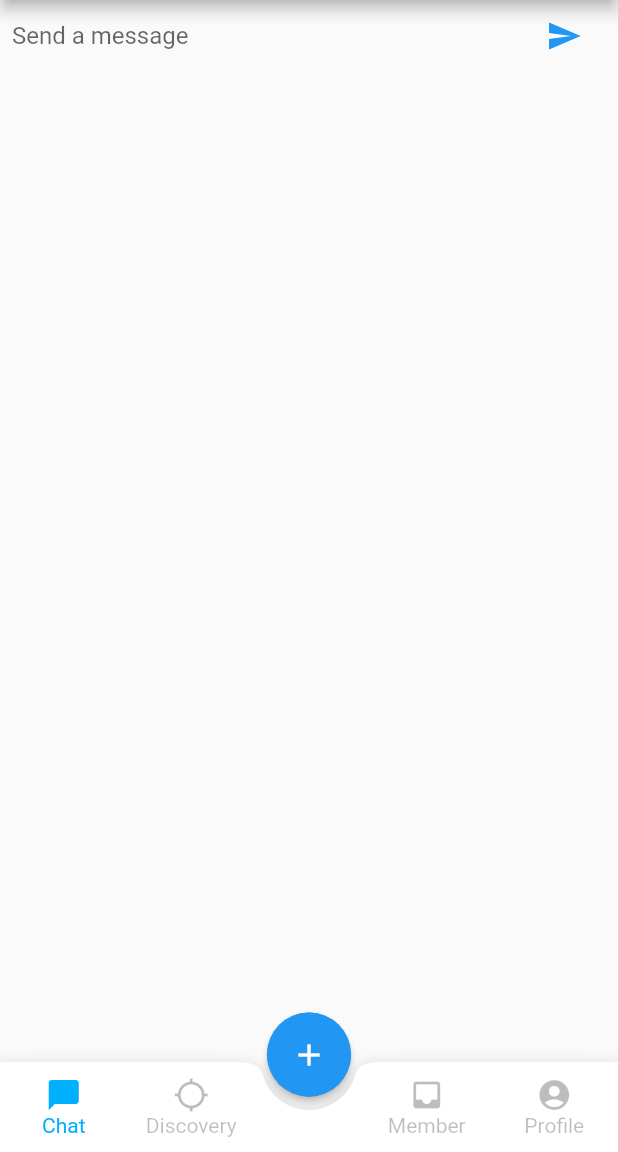
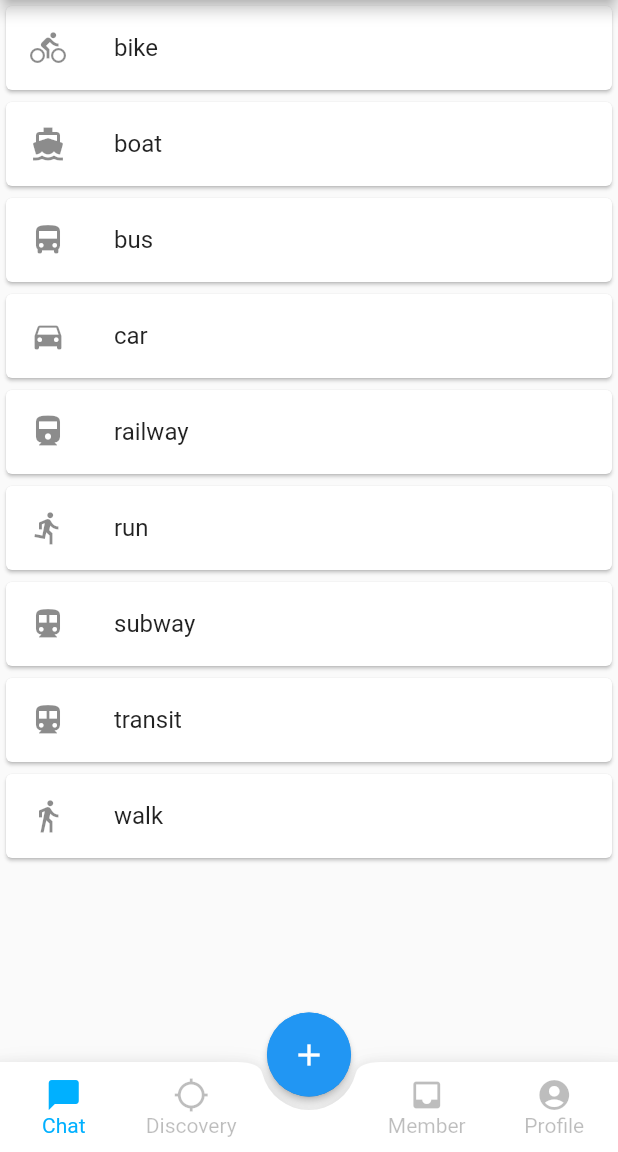
Before and after one commit to rhine-digital/Rhine, a Flutter app: the screen it shows after launch, on a phone screen of 412 x 824 dp, the part 84-1236 px from its top. Run offline on Flutter 3.47's test engine with Material 2 defaults, Android fonts, the phone set to English and light mode, and no system bars; our stand-ins replace font_awesome_flutter; missing offline and left inert: unicorndial.

Commit message:
Changes Chat Page
Make changes to Chat into List View and Created sample data for expermentation.

```diff
--- a/lib/src/views/chatscreen.dart
+++ b/lib/src/views/chatscreen.dart
@@ -11,7 +11,12 @@ class FABBottomAppBarItem {
   IconData iconData;
   String text;
 }
+class Data
+{
+  String title;
 
+  Data(List<String> titles);
+}
 class ChatScreen extends StatefulWidget {                     //modified
   ChatScreen({Key key, this.title}) : super(key: key);
 
@@ -20,48 +25,84 @@ class ChatScreen extends StatefulWidget {                     //modified
   State createState() => new ChatScreenState();                    //new
 }
 
+
 // Add/Modify the ChatScreenState class definition in chatscreen.dart - Fred
+
 
 class ChatScreenState extends State<ChatScreen> {
 
   //Store Definitions Here - Fred
-  void _handleSubmitted(String text)
-  {
-  _textController.clear();
-  }
 
-  @override
-  final TextEditingController _textController = new TextEditingController(); //new                                                        //new
+  @override                                                  //new
   Widget build(BuildContext context) {
 
     return Scaffold(
-      body: _buildTextComposer(),
-    );
+      body: _buildListView(context),
+      );
   }
-  Widget _buildTextComposer() {
-    return new IconTheme(                                            //new
-      data: new IconThemeData(color: Theme.of(context).accentColor), //new
-      child: new Container(                                     //modified
-        margin: const EdgeInsets.symmetric(horizontal: 8.0),
-        child: new Row(
-          children: <Widget>[
-            new Flexible(
-              child: new TextField(
-                controller: _textController,
-                onSubmitted: _handleSubmitted,
-                decoration: new InputDecoration.collapsed(
-                  hintText: "Send a message"),
+
+}
+  Widget _buildListView(BuildContext context) {
+
+      final titles = ['bike', 'boat', 'bus', 'car',
+      'railway', 'run', 'subway', 'transit', 'walk'];
+
+      final icons = [Icons.directions_bike, Icons.directions_boat,
+      Icons.directions_bus, Icons.directions_car, Icons.directions_railway,
+      Icons.directions_run, Icons.directions_subway, Icons.directions_transit,
+      Icons.directions_walk];
+     final data = Data(titles);
+      return ListView.builder(
+        itemCount: titles.length,
+        itemBuilder: (context, index) {
+          return Card( //                           <-- Card widget
+            child: ListTile(
+              leading: Icon(icons[index]),
+              title: Text(titles[index]),
+
+              onTap:()
+              {
+            Navigator.push(context,MaterialPageRoute(builder: (context) => SecondScreen(data:titles[index]),));
+              },
+
+            ),
+
+          );
+        },
+      );
+}
+
+void _navigateToSecondScreen(BuildContext context) {
+
+              Navigator.push(
+            context,
+            MaterialPageRoute(
+              builder: (context) => SecondScreen(data:titles[index]),
+            ));
+
+          }
+
+class SecondScreen extends StatelessWidget {
+  @override
+    final String data;
+    SecondScreen({Key key, @required this.data}) : super(key: key);
+      Widget build(BuildContext context) {
+        return Scaffold(
+          body: Center(
+            child: RaisedButton(
+              child: Text(
+                data,
+                style: TextStyle(fontSize: 24),
               ),
+              onPressed: () {
+                _goBackToFirstScreen(context);
+              },
             ),
-            new Container(                                                 //new
-              margin: new EdgeInsets.symmetric(horizontal: 4.0),           //new
-              child: new IconButton(                                       //new
-                icon: new Icon(Icons.send),                                //new
-                onPressed: () => _handleSubmitted(_textController.text)),  //new
-            ),
-          ],
-        ),
-      )
-    );
-  }
-}
+          ),
+        );
+      }
+
+      void _goBackToFirstScreen(BuildContext context) {
+        Navigator.pop(context);
+      }
+    }
```
Also changed, not shown: 1 other file.
